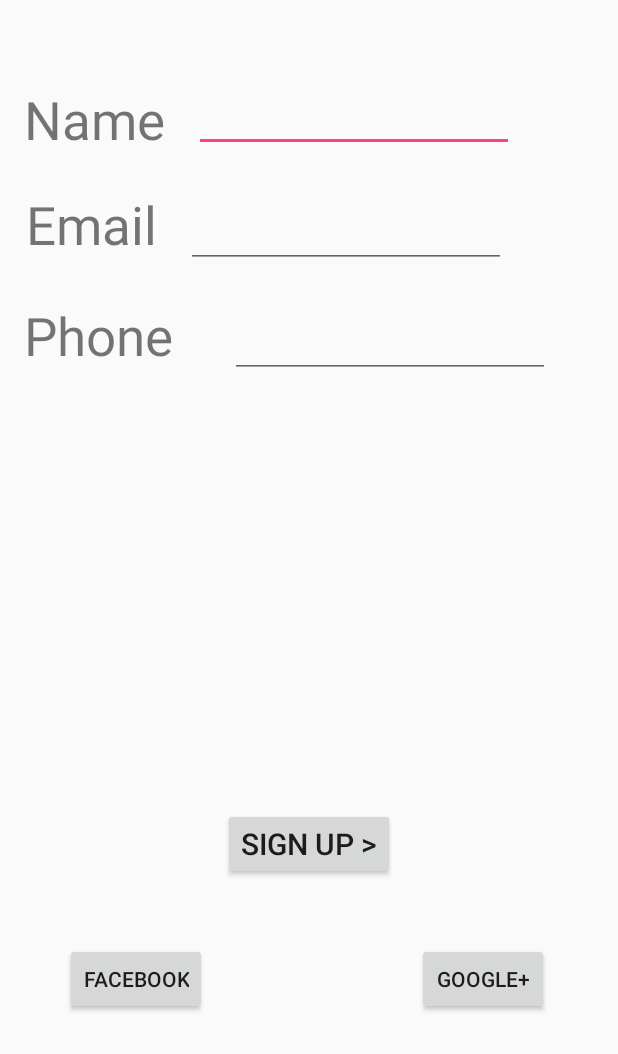
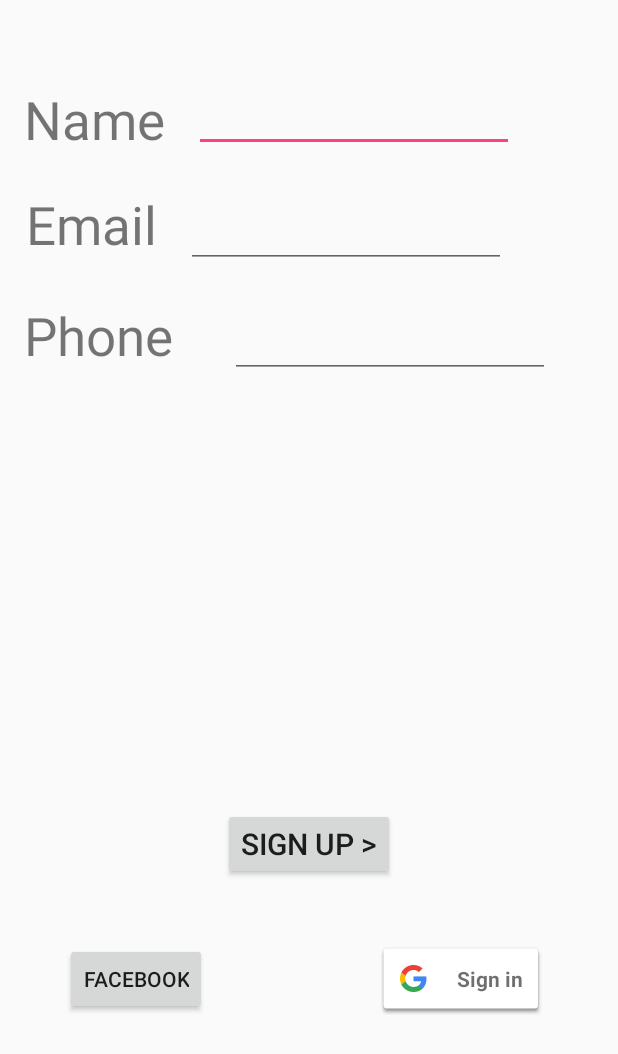
Before and after one commit to Sifdon/service-book-app, an Android app: the screen it shows after launch (MainActivity), on a phone screen of 412 x 824 dp, the part 182-1236 px from its top. Run offline under Robolectric (Android 15) with nearby library versions, the phone set to English and light mode, and no system bars; our stand-ins replace Firebase (no records; nobody signed in at launch, a user with empty details on screens opened directly).

Commit message:
fixing sign in....

```diff
--- a/ServiceBook/app/build.gradle
+++ b/ServiceBook/app/build.gradle
@@ -29,7 +29,9 @@ dependencies {
     compile 'com.google.firebase:firebase-database:11.4.0'
     compile 'com.google.firebase:firebase-core:11.4.0'
     compile 'com.github.bumptech.glide:glide:3.8.0'
+    compile 'com.google.android.gms:play-services-auth:11.4.0'
     testCompile 'junit:junit:4.12'
 }
 
+
 apply plugin: 'com.google.gms.google-services'
--- a/ServiceBook/app/src/main/AndroidManifest.xml
+++ b/ServiceBook/app/src/main/AndroidManifest.xml
@@ -16,6 +16,7 @@
                 <category android:name="android.intent.category.LAUNCHER" />
             </intent-filter>
         </activity>
+        <activity android:name=".Get_OTP"></activity>
     </application>
 
 </manifest>
--- a/ServiceBook/app/src/main/java/com/srinathv/servicebook/MainActivity.java
+++ b/ServiceBook/app/src/main/java/com/srinathv/servicebook/MainActivity.java
@@ -1,26 +1,64 @@
 package com.srinathv.servicebook;
 
+import android.content.Intent;
 import android.support.v7.app.AppCompatActivity;
 import android.os.Bundle;
+import android.util.Log;
 import android.view.View;
 import android.view.Window;
 import android.widget.Button;
 import android.widget.EditText;
+import android.widget.Switch;
 import android.widget.Toast;
+import android.support.annotation.NonNull;
+
+import com.google.android.gms.auth.api.Auth;
+import com.google.android.gms.auth.api.signin.GoogleSignInAccount;
+import com.google.android.gms.auth.api.signin.GoogleSignInOptions;
+import com.google.android.gms.auth.api.signin.GoogleSignInResult;
+import com.google.android.gms.common.ConnectionResult;
+import com.google.android.gms.common.SignInButton;
+import com.google.android.gms.common.api.GoogleApiClient;
+import com.google.firebase.database.FirebaseDatabase;
+
+import java.util.concurrent.TimeUnit;
 
 public class MainActivity extends AppCompatActivity {
-
+    public GoogleApiClient mGoogleApiClient;
+    private static final int RC_SIGN_IN = 9001;
     @Override
     protected void onCreate(Bundle savedInstanceState) {
         super.onCreate(savedInstanceState);
+
         this.requestWindowFeature(Window.FEATURE_NO_TITLE);
         setContentView(R.layout.activity_main);
+
+        GoogleSignInOptions gso = new GoogleSignInOptions.Builder(GoogleSignInOptions.DEFAULT_SIGN_IN).requestEmail().build();
+
+        mGoogleApiClient = new GoogleApiClient.Builder(this).enableAutoManage(this, new GoogleApiClient.OnConnectionFailedListener(){
+            @Override
+            public void onConnectionFailed(@NonNull ConnectionResult connectionResult) {
+                Toast.makeText(MainActivity.this, "Check your internet connection.", Toast.LENGTH_SHORT).show();
+            }
+        }).addApi(Auth.GOOGLE_SIGN_IN_API).build();
+
+        final SignInButton signInButton = (SignInButton) findViewById(R.id.sign_in_button);
+
+        signInButton.setOnClickListener(new View.OnClickListener(){
+            @Override
+            public void onClick(View view){
+                switch(view.getId()){
+                    case R.id.sign_in_button:signIn();
+                        break;
+                }
+            }
+        });
 
         final EditText e1 = (EditText) findViewById(R.id.edt1);
         final EditText e2 = (EditText) findViewById(R.id.edt2);
         final EditText e3 = (EditText) findViewById(R.id.edt3);
 
-        Button b = (Button) findViewById(R.id.button);
+                Button b = (Button) findViewById(R.id.button);
         b.setOnClickListener(new View.OnClickListener(){
             @Override
             public void onClick(View view){
@@ -36,5 +74,39 @@ public class MainActivity extends AppCompatActivity {
             }
         });
 
+
+
     }
+
+    private void signIn() {
+        Intent signInIntent = Auth.GoogleSignInApi.getSignInIntent(mGoogleApiClient);
+        startActivityForResult(signInIntent, RC_SIGN_IN);
+    }
+
+    @Override
+    public void onActivityResult(int requestcode, int resultcode, Intent data){
+        super.onActivityResult(requestcode,resultcode,data);
+
+        if(requestcode == RC_SIGN_IN){
+            GoogleSignInResult result = Auth.GoogleSignInApi.getSignInResultFromIntent(data);
+            handleSignInResult(result);
+        }
+    }
+
+    private void handleSignInResult(GoogleSignInResult result) {
+        //Log.v(TAG, "handleSignInResult:" + result.isSuccess());
+        Log.v("TAG1",result.isSuccess()+"");
+        String name = "",email="";
+        if (result.isSuccess()) {
+            // Signed in successfully, show authenticated UI.
+            GoogleSignInAccount acct = result.getSignInAccount();
+            name = acct.getDisplayName();
+            email = acct.getEmail();
+            Toast.makeText(this, acct.getDisplayName()+"   "+acct.getEmail(), Toast.LENGTH_SHORT).show();
+       //     updateUI(true);
+        } else {
+            // Signed out
+        }
+    }
+
 }
--- a/ServiceBook/app/src/main/res/layout/activity_main.xml
+++ b/ServiceBook/app/src/main/res/layout/activity_main.xml
@@ -15,7 +15,8 @@
         app:layout_constraintTop_toTopOf="parent"
         android:layout_marginTop="8dp"
         android:layout_marginLeft="8dp"
-        app:layout_constraintLeft_toLeftOf="parent" />
+        app:layout_constraintLeft_toLeftOf="parent"
+        android:layout_marginStart="8dp" />
 
     <TextView
         android:layout_width="wrap_content"
@@ -31,7 +32,9 @@
         android:layout_marginTop="8dp"
         app:layout_constraintLeft_toRightOf="@+id/img1"
         android:layout_marginLeft="8dp"
-        app:layout_constraintHorizontal_bias="0.511" />
+        app:layout_constraintHorizontal_bias="0.511"
+        android:layout_marginStart="8dp"
+        android:layout_marginEnd="8dp" />
 
     <TextView
         android:layout_width="wrap_content"
@@ -42,7 +45,8 @@
         app:layout_constraintLeft_toLeftOf="parent"
         android:id="@+id/txt1"
         android:layout_marginTop="56dp"
-        app:layout_constraintTop_toBottomOf="@+id/img1" />
+        app:layout_constraintTop_toBottomOf="@+id/img1"
+        android:layout_marginStart="16dp" />
 
     <EditText
         android:id="@+id/edt1"
@@ -57,7 +61,9 @@
         android:layout_marginLeft="19dp"
         android:layout_marginRight="8dp"
         app:layout_constraintRight_toRightOf="parent"
-        app:layout_constraintHorizontal_bias="0.0" />
+        app:layout_constraintHorizontal_bias="0.0"
+        android:layout_marginStart="19dp"
+        android:layout_marginEnd="8dp" />
 
     <EditText
         android:id="@+id/edt2"
@@ -75,7 +81,9 @@
         app:layout_constraintHorizontal_bias="0.0"
         app:layout_constraintBottom_toBottomOf="parent"
         android:layout_marginBottom="8dp"
-        app:layout_constraintVertical_bias="0.0" />
+        app:layout_constraintVertical_bias="0.0"
+        android:layout_marginStart="19dp"
+        android:layout_marginEnd="8dp" />
 
     <EditText
         android:id="@+id/edt3"
@@ -92,7 +100,9 @@
         android:layout_marginRight="16dp"
         app:layout_constraintRight_toRightOf="parent"
         app:layout_constraintLeft_toRightOf="@+id/txt3"
-        android:layout_marginLeft="8dp" />
+        android:layout_marginLeft="8dp"
+        android:layout_marginStart="8dp"
+        android:layout_marginEnd="16dp" />
 
     <TextView
         android:id="@+id/txt2"
@@ -109,7 +119,9 @@
         android:layout_marginTop="8dp"
         android:layout_marginBottom="8dp"
         app:layout_constraintBottom_toTopOf="@+id/txt3"
-        app:layout_constraintVertical_bias="0.908" />
+        app:layout_constraintVertical_bias="0.908"
+        android:layout_marginStart="8dp"
+        android:layout_marginEnd="8dp" />
 
     <TextView
         android:id="@+id/txt3"
@@ -126,7 +138,9 @@
         app:layout_constraintVertical_bias="0.0"
         android:layout_marginRight="8dp"
         app:layout_constraintRight_toRightOf="parent"
-        app:layout_constraintHorizontal_bias="0.0" />
+        app:layout_constraintHorizontal_bias="0.0"
+        android:layout_marginStart="16dp"
+        android:layout_marginEnd="8dp" />
 
     <Button
         android:id="@+id/button"
@@ -140,7 +154,9 @@
         app:layout_constraintLeft_toLeftOf="parent"
         app:layout_constraintBottom_toBottomOf="parent"
         android:layout_marginBottom="116dp"
-        app:layout_constraintHorizontal_bias="0.501" />
+        app:layout_constraintHorizontal_bias="0.501"
+        android:layout_marginStart="8dp"
+        android:layout_marginEnd="8dp" />
 
     <Button
         android:id="@+id/button2"
@@ -151,21 +167,27 @@
         app:layout_constraintTop_toBottomOf="@+id/button"
         app:layout_constraintBottom_toBottomOf="parent"
         android:layout_marginBottom="8dp"
-        android:layout_marginLeft="43dp"
+        android:layout_marginLeft="45dp"
         app:layout_constraintLeft_toLeftOf="parent"
-        app:layout_constraintVertical_bias="0.538" />
+        app:layout_constraintVertical_bias="0.538"
+        android:layout_marginStart="43dp"
+        android:layout_marginRight="8dp"
+        app:layout_constraintRight_toRightOf="parent"
+        app:layout_constraintHorizontal_bias="0.0" />
 
-    <Button
-        android:id="@+id/button3"
+    <com.google.android.gms.common.SignInButton
+        android:id="@+id/sign_in_button"
         android:layout_width="wrap_content"
         android:layout_height="wrap_content"
-        android:text="Google+"
-        android:layout_marginTop="42dp"
-        app:layout_constraintTop_toBottomOf="@+id/button"
+        android:layout_marginBottom="26dp"
         app:layout_constraintBottom_toBottomOf="parent"
-        android:layout_marginBottom="8dp"
-        app:layout_constraintVertical_bias="0.0"
-        android:layout_marginRight="46dp"
-        app:layout_constraintRight_toRightOf="parent" />
+        android:layout_marginRight="39dp"
+        app:layout_constraintRight_toRightOf="parent"
+        app:layout_constraintLeft_toRightOf="@+id/button2"
+        android:layout_marginLeft="8dp"
+        app:layout_constraintHorizontal_bias="0.921"
+        app:layout_constraintTop_toTopOf="parent"
+        android:layout_marginTop="8dp"
+        app:layout_constraintVertical_bias="1.0" />
 
 </android.support.constraint.ConstraintLayout>
```
Also changed, not shown: ServiceBook/app/src/main/java/com/srinathv/servicebook/Get_OTP.java (added, +25 -0 lines), ServiceBook/app/src/main/res/layout/activity_get__otp.xml (added, +43 -0 lines).
